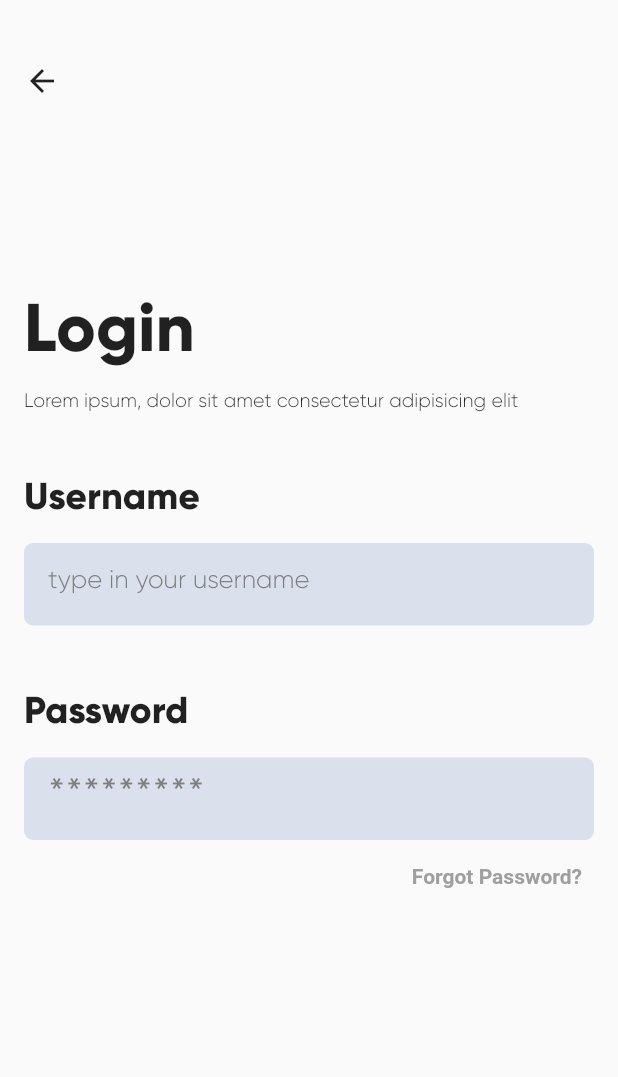
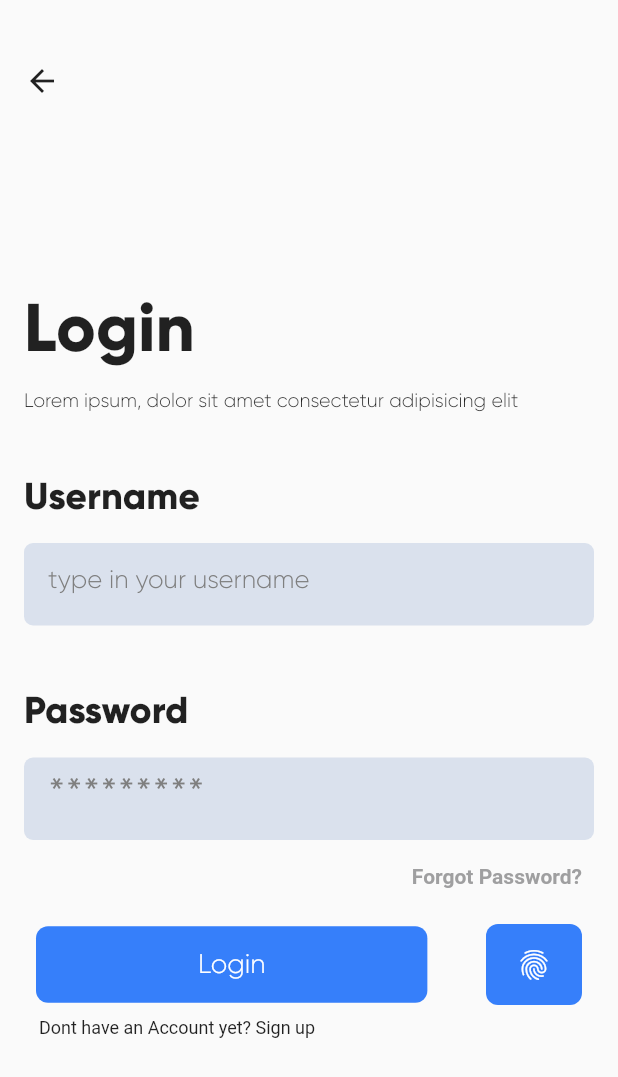
Before and after one commit to vinuch/ticket_booking, a Flutter app: the LoginScreen screen opened directly, on a phone screen of 412 x 824 dp. Shown: the top 1077 px of the screen. Run offline on Flutter 3.47's test engine with Material 2 defaults, Android fonts, the phone set to English and light mode, and no system bars.

Commit message:
complete Login page

```diff
--- a/lib/main.dart
+++ b/lib/main.dart
@@ -328,15 +328,16 @@ class LoginScreen extends StatelessWidget {
       body: Padding(
         padding: const EdgeInsets.symmetric(horizontal: 16.0, vertical: 30.0),
         child: SingleChildScrollView(
-                  child: Column(
+          child: Column(
             crossAxisAlignment: CrossAxisAlignment.stretch,
             children: <Widget>[
               FlatButton(
                 padding: EdgeInsets.only(left: 0),
-                onPressed: () => { Navigator.push(context,
-                                      MaterialPageRoute(builder: (context) {
-                                    return OnboardingPage();
-                                  }))},
+                onPressed: () => {
+                  Navigator.push(context, MaterialPageRoute(builder: (context) {
+                    return OnboardingPage();
+                  }))
+                },
                 child: Align(
                   alignment: Alignment.topLeft,
                   child: Icon(Icons.arrow_back),
@@ -425,10 +426,59 @@ class LoginScreen extends StatelessWidget {
                   ),
                 ),
               ),
-              Align(alignment: Alignment.topRight, child: Padding(
-                padding: const EdgeInsets.symmetric(horizontal: 8.0, vertical: 16.0,),
-                child: Text('Forgot Password?', style: TextStyle(color: Color(0xFF9f9fa0), fontWeight: FontWeight.bold)),
-              ))
+              Align(
+                  alignment: Alignment.topRight,
+                  child: Padding(
+                    padding: const EdgeInsets.symmetric(
+                      horizontal: 8.0,
+                      vertical: 16.0,
+                    ),
+                    child: Text('Forgot Password?',
+                        style: TextStyle(
+                            color: Color(0xFF9f9fa0),
+                            fontWeight: FontWeight.bold)),
+                  )),
+              ButtonBar(
+                alignment: MainAxisAlignment.spaceBetween,
+                children: <Widget>[
+                  FlatButton(
+
+                    shape: new RoundedRectangleBorder(
+                        borderRadius: new BorderRadius.circular(8.0)),
+                    onPressed: () => {
+                      Navigator.push(context,
+                          MaterialPageRoute(builder: (context) {
+                        return LoginScreen();
+                      }))
+                    },
+                    child: Padding(
+                      padding: const EdgeInsets.symmetric(
+                          horizontal: 100.0, vertical: 15.0),
+                      child: Text(
+                        'Login',
+                        style: TextStyle(fontSize: 18.0, fontFamily: 'Gilroy'),
+                      ),
+                    ),
+                    color: Color(0xFF367ffa),
+                  ),
+
+                  FlatButton(
+                    color: Color(0xFF367ffa),
+                    shape: new RoundedRectangleBorder(
+                        borderRadius: new BorderRadius.circular(8.0)),
+                    onPressed: () => print('Register'),
+                    child: Padding(
+                      padding: const EdgeInsets.symmetric(
+                          horizontal: 10.0, vertical: 15.0),
+                      child: Icon(Icons.fingerprint, color: Colors.white),
+                    ),
+                  ),
+                ],
+              ),
+              Padding(
+                padding: const EdgeInsets.symmetric(horizontal: 10.0),
+                child: Text('Dont have an Account yet? Sign up', style: TextStyle(fontSize: 12.0),),
+              )
             ],
           ),
         ),
```
